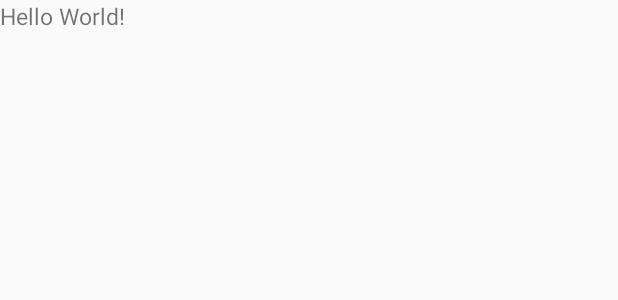
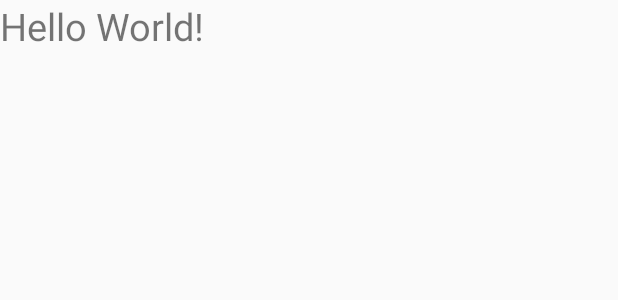
Before and after one commit to yaowen613/LBSTest, an Android app: the layout activity_main.xml on its own in the app's theme, with its tools: preview values and no code run, on a phone screen of 412 x 824 dp. Shown: the top 300 px of the screen. Run offline under Robolectric (Android 15) with nearby library versions, the phone set to English and light mode, and no system bars.

Commit message:
修改了主布局文件

```diff
--- a/app/src/main/res/layout/activity_main.xml
+++ b/app/src/main/res/layout/activity_main.xml
@@ -11,5 +11,5 @@
         android:layout_width="wrap_content"
         android:layout_height="wrap_content"
         android:text="Hello World!"
-        android:textSize="15sp" />
+        android:textSize="25sp" />
 </LinearLayout>
```
